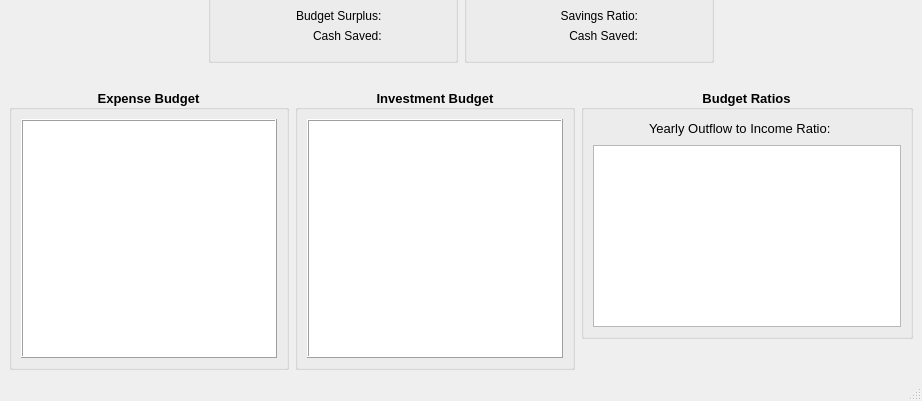
The window that CashFlowManager/mainwindow.ui (epw7856/CashFlowManager) describes before a commit, drawn with Qt 5; both pictures show x 0 to 922 and y 379 to 780 of the 922 by 780 pixel window.
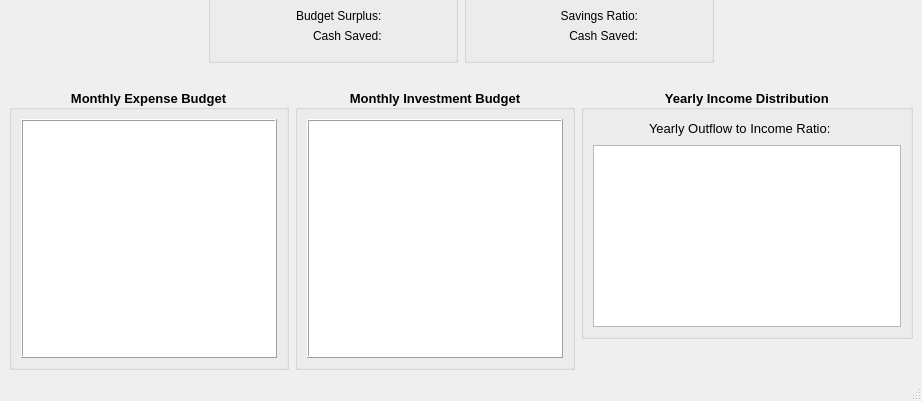
The same window after the commit. Custom widgets are drawn as their Qt base class.

Commit message: Updated main window dialog labels and also removed date validation requirements for new transactions.

What changed in the file:
```diff
--- a/CashFlowManager/mainwindow.ui
+++ b/CashFlowManager/mainwindow.ui
@@ -864,7 +864,7 @@
            </font>
           </property>
           <property name="title">
-           <string>  Expense Budget  </string>
+           <string>  Monthly Expense Budget  </string>
           </property>
           <property name="alignment">
            <set>Qt::AlignCenter</set>
@@ -951,7 +951,7 @@
            </font>
           </property>
           <property name="title">
-           <string>  Investment Budget  </string>
+           <string>  Monthly Investment Budget  </string>
           </property>
           <property name="alignment">
            <set>Qt::AlignCenter</set>
@@ -1035,7 +1035,7 @@
            </font>
           </property>
           <property name="title">
-           <string>  Budget Ratios  </string>
+           <string>  Yearly Income Distribution  </string>
           </property>
           <property name="alignment">
            <set>Qt::AlignCenter</set>
```
The commit also changes 1 other file.
